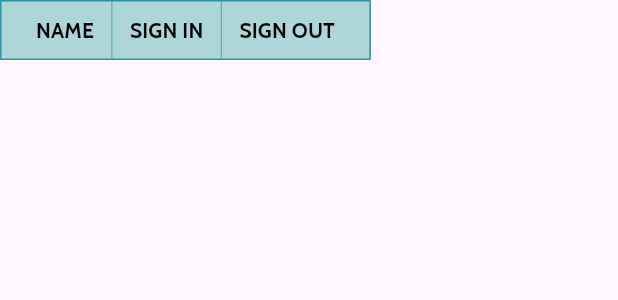
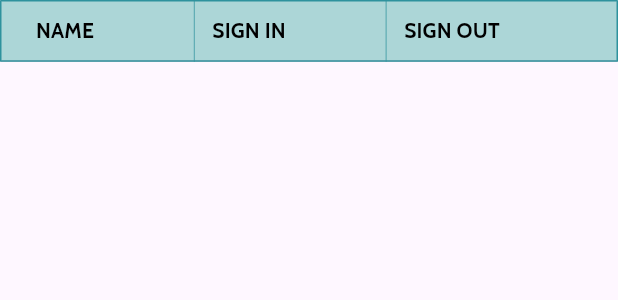
Before and after one commit to nithaparveen/omnisell_worksportal, a Flutter app: the AttendanceTableRefactored widget shown alone on an empty page, opened directly with empty values, on a phone screen of 412 x 824 dp. Shown: the top 300 px of the screen. Run offline on Flutter 3.47's test engine with Material 3 defaults, Android fonts, the phone set to English and light mode, and no system bars; our stand-ins replace another_flushbar, firebase_core, google_fonts, persistent_bottom_nav_bar, shared_preferences; missing offline and left inert: onesignal_flutter; accounts and stored records are empty.

Commit message:
not signed in in attendance screen/fixed bug in home screen

```diff
--- a/lib/core/constants/colors.dart
+++ b/lib/core/constants/colors.dart
@@ -8,5 +8,6 @@ class ColorTheme {
   static Color blue = const Color(0xff1A3447);
   static Color lightBlue = const Color(0xff0053a0);
   static Color yellow = const Color(0xfffaab54);
+  static Color grey = const Color.fromARGB(255, 166, 166, 166);
   static Color spider = const Color.fromARGB(255, 46, 146, 157);
 }
--- a/lib/core/utils/app_utils.dart
+++ b/lib/core/utils/app_utils.dart
@@ -47,7 +47,7 @@ class AppUtils {
         backgroundColor: bgColor ?? Colors.white60,
         content: Text(message!,
             style:
-            textStyle ?? GLTextStyles.cabinStyle(color: ColorTheme.white)),
+            textStyle ?? GLTextStyles.cabinStyle(color: ColorTheme.white , weight: FontWeight.w500,size: 14)),
         duration: Duration(seconds: time),
         margin: showOnTop
             ? EdgeInsets.only(
--- a/lib/main.dart
+++ b/lib/main.dart
@@ -25,7 +25,7 @@ void main() async {
     ],
     child: MyApp(isLoggedIn: loggedIn, userId: userId),
   ));
-  initOneSignal();
+  await initOneSignal();
 }
 
 Future<void> initOneSignal() async {
--- a/lib/presentation/attendance_screen/view/widgets/attendence_table.dart
+++ b/lib/presentation/attendance_screen/view/widgets/attendence_table.dart
@@ -16,23 +16,30 @@ class AttendanceTableRefactored extends StatelessWidget {
 
   @override
   Widget build(BuildContext context) {
-    final DateFormat formatter =
-        DateFormat('HH:mm aa');
+    var size = MediaQuery.sizeOf(context);
+    final DateFormat formatter = DateFormat('HH:mm');
     return Column(
       crossAxisAlignment: CrossAxisAlignment.start,
       children: [
         SingleChildScrollView(
-          scrollDirection: Axis.horizontal,
+          scrollDirection: Axis.vertical,
+          child: SizedBox(
+            width: size.width,
             child: DataTable(
+              showBottomBorder: true,
               columnSpacing: 24,
-            headingRowColor: const MaterialStatePropertyAll(Color.fromARGB(255, 172, 214, 215)),
-            dataRowMinHeight: 30,
-            headingRowHeight: 40,
-            dataTextStyle: GLTextStyles.interStyle(size: 12.5,weight: FontWeight.w500),
+              headingRowColor: const MaterialStatePropertyAll(
+                  Color.fromARGB(255, 172, 214, 215)),
+              dataRowMinHeight: size.width * .075,
+              headingRowHeight: size.width * .1,
+              dataTextStyle:
+                  GLTextStyles.interStyle(size: 12.5, weight: FontWeight.w500),
+
               columns: [
                 DataColumn(
                     label: Text(
                   'NAME',
+                  textAlign: TextAlign.center,
                   style: GLTextStyles.cabinStyle(size: 14),
                 )),
                 DataColumn(
@@ -61,17 +68,19 @@ class AttendanceTableRefactored extends StatelessWidget {
                   loggedOutTime = DateTime.parse(loggedOutTimeStr).toLocal();
                 }
 
-              return DataRow(cells: [
+                return DataRow(
+                  cells: [
                     DataCell(Text(data.name ?? '')),
-                DataCell(
-                    Text(createdAt != null ? formatter.format(createdAt) : "")),
+                    DataCell(Text(
+                        createdAt != null ? formatter.format(createdAt) : "")),
                     DataCell(Text(loggedOutTime != null
                         ? formatter.format(loggedOutTime)
                         : '-')),
-              ]);
+                  ],
+                );
               }).toList(),
               border: TableBorder(
-              horizontalInside: BorderSide(color: ColorTheme.spider, width: 0.5),
+                horizontalInside:BorderSide(color: ColorTheme.spider, width: 0.5),
                 verticalInside: BorderSide(color: ColorTheme.spider, width: 0.5),
                 bottom: BorderSide(color: ColorTheme.spider, width: 1.0),
                 top: BorderSide(color: ColorTheme.spider, width: 1.0),
@@ -80,6 +89,7 @@ class AttendanceTableRefactored extends StatelessWidget {
               ),
             ),
           ),
+        ),
       ],
     );
   }
--- a/lib/presentation/bottom_navigation_screen/view/bottom_navigation_screen.dart
+++ b/lib/presentation/bottom_navigation_screen/view/bottom_navigation_screen.dart
@@ -55,14 +55,14 @@ class _StatusNavigationBarState extends State<StatusNavigationBar> {
   List<PersistentBottomNavBarItem> _navBarsItems() {
     return [
       PersistentBottomNavBarItem(
-        icon: Icon(Icons.work_outlined,size: 18,),
+        icon: Icon(Icons.dashboard,size: 18,),
         title: "Work Board",
         textStyle:GLTextStyles.cabinStyle(size: 20,weight: FontWeight.w500) ,
         activeColorPrimary:ColorTheme.spider,
         inactiveColorPrimary: Colors.grey,
       ),
       PersistentBottomNavBarItem(
-        icon: Icon(Icons.sticky_note_2_outlined , size:18),
+        icon: Icon(Icons.sticky_note_2, size:18),
         title: "Attendances",
         textStyle:GLTextStyles.cabinStyle(size: 20,weight: FontWeight.w500) ,
         activeColorPrimary: Color.fromARGB(255, 48, 119, 101),
--- a/lib/presentation/home_screen/controller/home_controller.dart
+++ b/lib/presentation/home_screen/controller/home_controller.dart
@@ -85,10 +85,10 @@ class HomeController extends ChangeNotifier {
     }
   }
 
-  void updateTaskStatus(int id, String newStatus) {
+  void updateTaskStatus(int id, String newStatus) async {
     final taskIndex = taskModel.data?.data?.indexWhere((task) => task.id == id);
     if (taskIndex != null && taskIndex != -1) {
-      taskModel.data?.data?[taskIndex].status = newStatus;
+       taskModel.data?.data?[taskIndex].status = newStatus;
       notifyListeners();
     }
   }
--- a/lib/presentation/login_screen/controller/login_controller.dart
+++ b/lib/presentation/login_screen/controller/login_controller.dart
@@ -9,7 +9,6 @@ import '../../../core/constants/colors.dart';
 import '../../../core/utils/app_utils.dart';
 import '../../../repository/api/login_screen/service/login_service.dart';
 import '../../bottom_navigation_screen/view/bottom_navigation_screen.dart';
-import '../../home_screen/view/home_screen.dart';
 
 class LoginController extends ChangeNotifier {
   bool visibility = true;
@@ -26,7 +25,7 @@ class LoginController extends ChangeNotifier {
         final int userId = value["data"]["user"]["user_id"];
         log("userId -> $userId");
         storeUserId(userId);
-        AppUtils.oneTimeSnackBar("LoggedIn Successfully", context: context, bgColor: ColorTheme.green);
+        AppUtils.oneTimeSnackBar("LoggedIn Successfully", context: context, bgColor: const Color.fromARGB(255, 97, 182, 86),);
         Navigator.pushAndRemoveUntil(
             context,
             MaterialPageRoute(
--- /dev/null
+++ b/lib/repository/api/attendance_screen/model/not_signed_in_model.dart
@@ -0,0 +1,57 @@
+// To parse this JSON data, do
+//
+//     final notSignedInModel = notSignedInModelFromJson(jsonString);
+
+import 'dart:convert';
+
+NotSignedInModel notSignedInModelFromJson(String str) => NotSignedInModel.fromJson(json.decode(str));
+
+String notSignedInModelToJson(NotSignedInModel data) => json.encode(data.toJson());
+
+class NotSignedInModel {
+    String? status;
+    List<Datum>? data;
+    dynamic message;
+
+    NotSignedInModel({
+        this.status,
+        this.data,
+        this.message,
+    });
+
+    factory NotSignedInModel.fromJson(Map<String, dynamic> json) => NotSignedInModel(
+        status: json["status"],
+        data: json["data"] == null ? [] : List<Datum>.from(json["data"]!.map((x) => Datum.fromJson(x))),
+        message: json["message"],
+    );
+
+    Map<String, dynamic> toJson() => {
+        "status": status,
+        "data": data == null ? [] : List<dynamic>.from(data!.map((x) => x.toJson())),
+        "message": message,
+    };
+}
+
+class Datum {
+    int? userId;
+    String? name;
+    String? email;
+
+    Datum({
+        this.userId,
+        this.name,
+        this.email,
+    });
+
+    factory Datum.fromJson(Map<String, dynamic> json) => Datum(
+        userId: json["user_id"],
+        name: json["name"],
+        email: json["email"],
+    );
+
+    Map<String, dynamic> toJson() => {
+        "user_id": userId,
+        "name": name,
+        "email": email,
+    };
+}
```
Also changed, not shown: lib/presentation/attendance_screen/controller/attendance_controller.dart (+27 -7 lines), lib/presentation/attendance_screen/view/attendance_screen.dart (+78 -12 lines), lib/presentation/attendance_screen/view/widgets/not_signed_in_table.dart (added, +71 -0 lines), lib/presentation/home_screen/view/home_screen.dart (+15 -13 lines), lib/presentation/login_screen/view/login_screen.dart (+19 -15 lines), lib/repository/api/attendance_screen/service/attendance_service.dart (+16 -0 lines), assets/logo text.png (added), 1 other file. Lines whose indentation alone changed are shown as unchanged.
